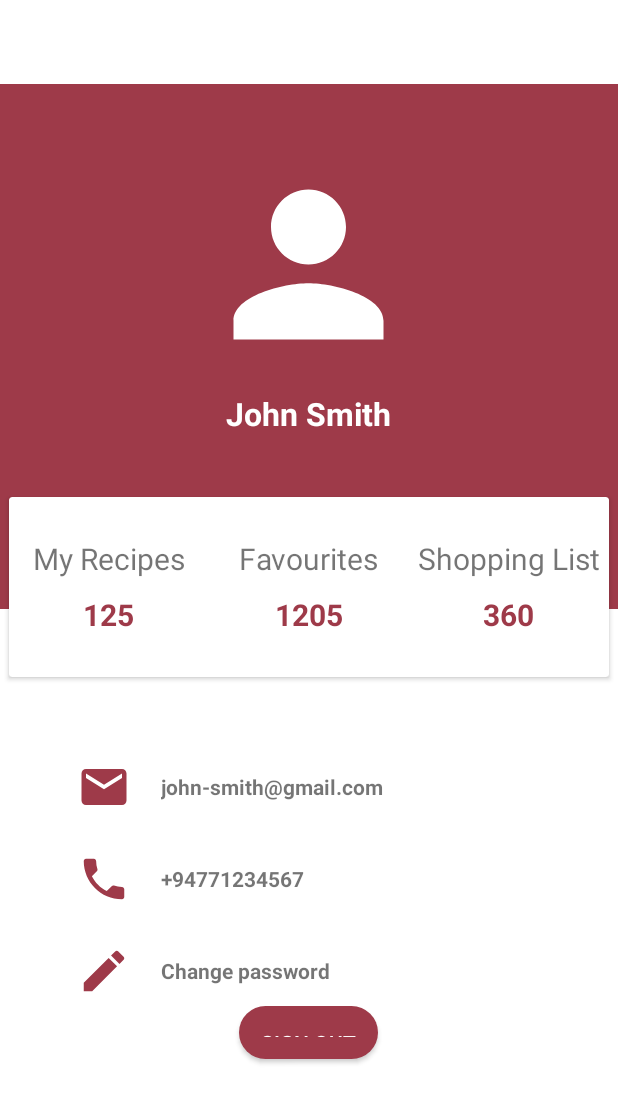
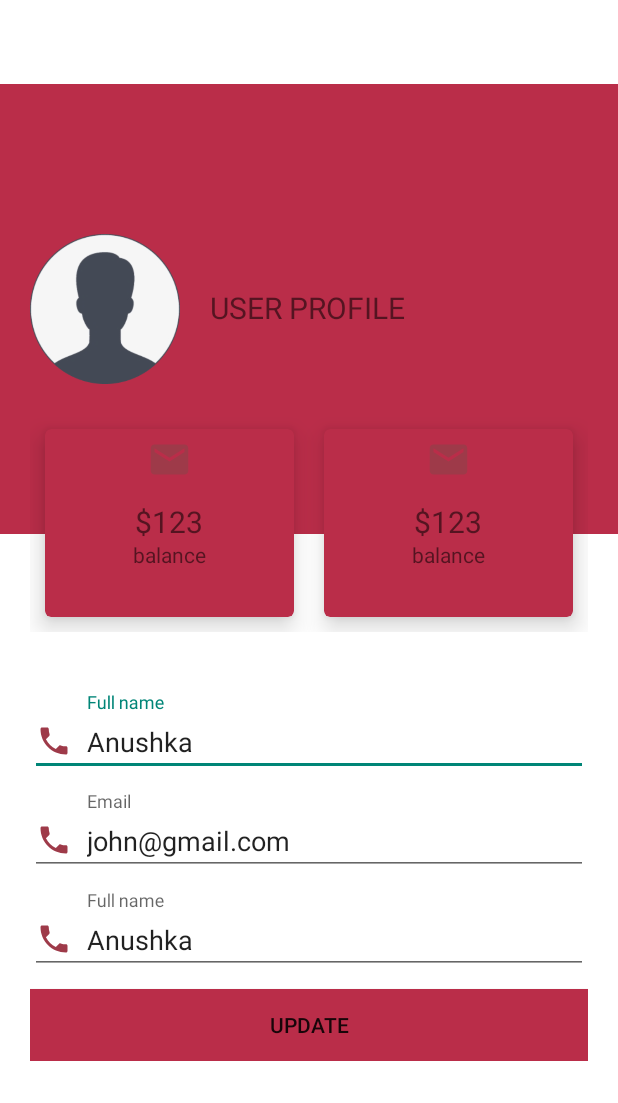
Before and after one commit to chearuno/CookNow, an Android app: the fragment FragmentProfile shown on its own in the app's theme, on a phone screen of 412 x 824 dp. Shown: the top 1103 px of the screen. Run offline under Robolectric (Android 15) with nearby library versions, the phone set to English and light mode, and no system bars; 1 statement that could not run was skipped.

Commit message:
design update for profile

```diff
--- a/app/src/main/res/layout/fragment_profile.xml
+++ b/app/src/main/res/layout/fragment_profile.xml
@@ -1,201 +1,187 @@
 <?xml version="1.0" encoding="utf-8"?>
-<LinearLayout xmlns:android="http://schemas.android.com/apk/res/android"
+<ScrollView xmlns:android="http://schemas.android.com/apk/res/android"
+    xmlns:app="http://schemas.android.com/apk/res-auto"
     xmlns:tools="http://schemas.android.com/tools"
     android:layout_width="match_parent"
     android:layout_height="match_parent"
     android:background="#ffffff"
-    android:orientation="vertical"
     android:paddingTop="?actionBarSize"
     tools:context="main_fragments.FragmentProfile">
 
-    <RelativeLayout
+    <LinearLayout
         android:layout_width="match_parent"
-        android:layout_height="405dp">
+        android:layout_height="match_parent"
+        android:orientation="vertical">
 
-        <LinearLayout
+        <RelativeLayout
             android:layout_width="match_parent"
-            android:layout_height="350dp"
-            android:background="@drawable/drawable_background"
-            android:orientation="vertical">
+            android:layout_height="300dp"
+            android:background="#ba2d49"
+            android:padding="20dp">
 
             <ImageView
-                android:layout_width="150dp"
-                android:layout_height="150dp"
-                android:layout_gravity="center_horizontal"
-                android:layout_marginTop="45dp"
-                android:src="@drawable/ic_baseline_person_24" />
+                android:id="@+id/user_profile_image"
+                android:layout_width="100dp"
+                android:layout_height="100dp"
+                android:layout_centerVertical="true"
+                android:src="@drawable/profpicavtr" />
 
             <TextView
                 android:layout_width="wrap_content"
                 android:layout_height="wrap_content"
-                android:layout_gravity="center_horizontal"
-                android:layout_marginTop="10dp"
-                android:text="John Smith"
-                android:textColor="#fff"
-                android:textSize="21sp"
-                android:textStyle="bold" />
-        </LinearLayout>
+                android:layout_centerVertical="true"
+                android:layout_marginLeft="20dp"
+                android:layout_toRightOf="@+id/user_profile_image"
+                android:includeFontPadding="false"
+                android:text="USER PROFILE"
+                android:textSize="20sp" />
 
-        <androidx.cardview.widget.CardView
-            android:layout_width="400dp"
-            android:layout_height="120dp"
-            android:layout_centerHorizontal="true"
-            android:layout_marginTop="275dp">
-
-            <LinearLayout
-                android:layout_width="match_parent"
-                android:layout_height="match_parent"
-                android:orientation="horizontal"
-                android:weightSum="3">
-
-                <LinearLayout
-                    android:layout_width="0dp"
-                    android:layout_height="match_parent"
-                    android:layout_weight="1"
-                    android:gravity="center"
-                    android:orientation="vertical">
-
-                    <TextView
-                        android:layout_width="wrap_content"
-                        android:layout_height="wrap_content"
-                        android:text="My Recipes"
-                        android:textSize="20sp" />
-
-                    <TextView
-                        android:layout_width="wrap_content"
-                        android:layout_height="wrap_content"
-                        android:paddingTop="10dp"
-                        android:text="125"
-                        android:textColor="#9e3a49"
-                        android:textSize="20sp"
-                        android:textStyle="bold" />
-                </LinearLayout>
-
-                <LinearLayout
-                    android:layout_width="0dp"
-                    android:layout_height="match_parent"
-                    android:layout_weight="1"
-                    android:gravity="center"
-                    android:orientation="vertical">
-
-                    <TextView
-                        android:layout_width="wrap_content"
-                        android:layout_height="wrap_content"
-                        android:text="Favourites"
-                        android:textSize="20sp" />
-
-                    <TextView
-                        android:layout_width="wrap_content"
-                        android:layout_height="wrap_content"
-                        android:paddingTop="10dp"
-                        android:text="1205"
-                        android:textColor="#9e3a49"
-                        android:textSize="20sp"
-                        android:textStyle="bold" />
-                </LinearLayout>
-
-                <LinearLayout
-                    android:layout_width="0dp"
-                    android:layout_height="match_parent"
-                    android:layout_weight="1"
-                    android:gravity="center"
-                    android:orientation="vertical">
-
-                    <TextView
-                        android:layout_width="wrap_content"
-                        android:layout_height="wrap_content"
-                        android:text="Shopping List"
-                        android:textSize="20sp" />
-
-                    <TextView
-                        android:layout_width="wrap_content"
-                        android:layout_height="wrap_content"
-                        android:paddingTop="10dp"
-                        android:text="360"
-                        android:textColor="#9e3a49"
-                        android:textSize="20sp"
-                        android:textStyle="bold" />
-                </LinearLayout>
-            </LinearLayout>
-        </androidx.cardview.widget.CardView>
-    </RelativeLayout>
-
-    <LinearLayout
-        android:layout_width="360dp"
-        android:layout_height="wrap_content"
-        android:layout_gravity="center"
-        android:layout_marginTop="45dp"
-        android:orientation="vertical">
+        </RelativeLayout>
 
         <LinearLayout
             android:layout_width="match_parent"
             android:layout_height="wrap_content"
-            android:orientation="horizontal"
-            android:paddingLeft="25dp">
+            android:layout_marginTop="-100dp"
+            android:padding="20dp">
 
-            <ImageView
-                android:layout_width="36dp"
-                android:layout_height="36dp"
-                android:src="@drawable/ic_baseline_email_24" />
+            <com.google.android.material.card.MaterialCardView
+                android:layout_width="0dp"
+                android:layout_height="125dp"
+                android:layout_margin="10dp"
+                android:layout_weight="1"
+                app:cardBackgroundColor="#ba2d49"
+                app:cardElevation="10dp">
 
-            <TextView
-                android:layout_width="wrap_content"
-                android:layout_height="wrap_content"
-                android:layout_gravity="center_vertical"
-                android:paddingLeft="20dp"
-                android:text="john-smith@gmail.com"
-                android:textStyle="bold" />
+                <RelativeLayout
+                    android:layout_width="match_parent"
+                    android:layout_height="match_parent"
+                    android:padding="5dp">
+
+                    <ImageView
+                        android:layout_width="30dp"
+                        android:layout_height="30dp"
+                        android:layout_centerHorizontal="true"
+                        android:src="@drawable/ic_baseline_email_24" />
+
+                    <TextView
+                        android:id="@+id/editText"
+                        android:layout_width="wrap_content"
+                        android:layout_height="wrap_content"
+                        android:layout_centerInParent="true"
+                        android:includeFontPadding="false"
+                        android:text="$123"
+                        android:textSize="20sp" />
+
+                    <TextView
+                        android:id="@+id/editText1"
+                        android:layout_width="wrap_content"
+                        android:layout_height="wrap_content"
+                        android:layout_below="@+id/editText"
+                        android:layout_centerHorizontal="true"
+                        android:text="balance"
+                        android:textSize="14sp" />
+                </RelativeLayout>
+            </com.google.android.material.card.MaterialCardView>
+
+            <com.google.android.material.card.MaterialCardView
+                android:layout_width="0dp"
+                android:layout_height="125dp"
+                android:layout_margin="10dp"
+                android:layout_weight="1"
+                app:cardBackgroundColor="#ba2d49"
+                app:cardElevation="10dp">
+
+                <RelativeLayout
+                    android:layout_width="match_parent"
+                    android:layout_height="match_parent"
+                    android:padding="5dp">
+
+                    <ImageView
+                        android:layout_width="30dp"
+                        android:layout_height="30dp"
+                        android:layout_centerHorizontal="true"
+                        android:src="@drawable/ic_baseline_email_24" />
+
+                    <TextView
+                        android:id="@+id/editText3"
+                        android:layout_width="wrap_content"
+                        android:layout_height="wrap_content"
+                        android:layout_centerInParent="true"
+                        android:includeFontPadding="false"
+                        android:text="$123"
+                        android:textSize="20sp" />
+
+                    <TextView
+                        android:id="@+id/editText4"
+                        android:layout_width="wrap_content"
+                        android:layout_height="wrap_content"
+                        android:layout_below="@+id/editText3"
+                        android:layout_centerHorizontal="true"
+                        android:text="balance"
+                        android:textSize="14sp" />
+                </RelativeLayout>
+            </com.google.android.material.card.MaterialCardView>
         </LinearLayout>
 
         <LinearLayout
             android:layout_width="match_parent"
             android:layout_height="wrap_content"
-            android:layout_marginTop="25dp"
-            android:orientation="horizontal"
-            android:paddingLeft="25dp">
+            android:orientation="vertical"
+            android:padding="20dp">
 
-            <ImageView
-                android:layout_width="36dp"
-                android:layout_height="36dp"
-                android:src="@drawable/ic_baseline_phone_24" />
+            <com.google.android.material.textfield.TextInputLayout
+                android:layout_width="match_parent"
+                android:layout_height="wrap_content"
+                android:layout_marginBottom="10dp"
+                android:hint="Full name">
 
-            <TextView
-                android:layout_width="wrap_content"
+                <com.google.android.material.textfield.TextInputEditText
+                    android:layout_width="match_parent"
+                    android:layout_height="wrap_content"
+                    android:drawableLeft="@drawable/ic_baseline_phone_24"
+                    android:drawablePadding="10dp"
+                    android:text="Anushka" />
+
+
+            </com.google.android.material.textfield.TextInputLayout>
+
+            <com.google.android.material.textfield.TextInputLayout
+                android:layout_width="match_parent"
                 android:layout_height="wrap_content"
-                android:layout_gravity="center_vertical"
-                android:paddingLeft="20dp"
-                android:text="+94771234567"
-                android:textStyle="bold" />
-        </LinearLayout>
+                android:layout_marginBottom="10dp"
+                android:hint="Email">
 
-        <LinearLayout
-            android:layout_width="match_parent"
-            android:layout_height="wrap_content"
-            android:layout_marginTop="25dp"
-            android:orientation="horizontal"
-            android:paddingLeft="25dp">
+                <com.google.android.material.textfield.TextInputEditText
+                    android:layout_width="match_parent"
+                    android:layout_height="wrap_content"
+                    android:drawableLeft="@drawable/ic_baseline_phone_24"
+                    android:drawablePadding="10dp"
+                    android:text="john@gmail.com" />
 
-            <ImageView
-                android:layout_width="36dp"
-                android:layout_height="36dp"
-                android:src="@drawable/ic_baseline_create_24" />
 
-            <TextView
-                android:layout_width="wrap_content"
+            </com.google.android.material.textfield.TextInputLayout>
+
+            <com.google.android.material.textfield.TextInputLayout
+                android:layout_width="match_parent"
                 android:layout_height="wrap_content"
-                android:layout_gravity="center_vertical"
-                android:paddingLeft="20dp"
-                android:text="Change password"
-                android:textStyle="bold" />
+                android:layout_marginBottom="10dp"
+                android:hint="Full name">
+
+                <com.google.android.material.textfield.TextInputEditText
+                    android:layout_width="match_parent"
+                    android:layout_height="wrap_content"
+                    android:drawableLeft="@drawable/ic_baseline_phone_24"
+                    android:drawablePadding="10dp"
+                    android:text="Anushka" />
+
+
+            </com.google.android.material.textfield.TextInputLayout>
+
+            <Button
+                android:layout_width="match_parent"
+                android:layout_height="wrap_content"
+                android:background="#ba2d49"
+                android:text="UPDATE" />
         </LinearLayout>
     </LinearLayout>
-
-    <Button
-        android:layout_width="wrap_content"
-        android:layout_height="35dp"
-        android:layout_gravity="center_horizontal"
-        android:layout_marginTop="5dp"
-        android:background="@drawable/button_style"
-        android:text="Sign out"
-        android:textColor="#fff" />
-</LinearLayout>
+</ScrollView>
```
